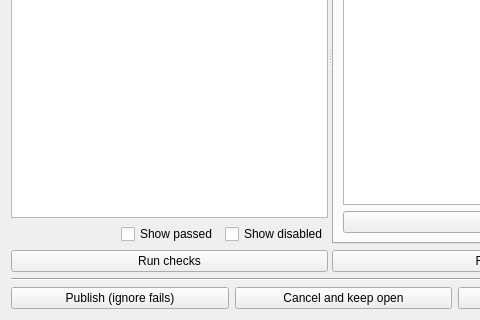
First picture: the form in python/pini/tools/sanity_check/ui/sanity_check.ui, repository CBSDigital/pini-dev, before the edit; both pictures show x 0 to 480 and y 169 to 489 of the 687 by 489 pixel window.
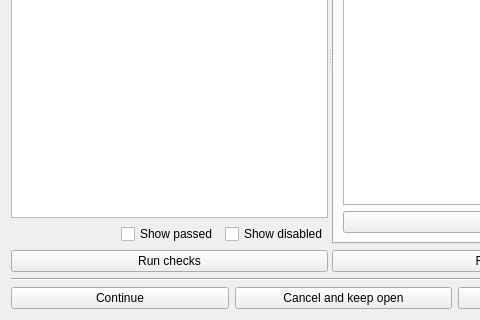
Second picture: the form after the edit. Icons and pictures are not drawn. Custom widgets are drawn as their Qt base class.

Patch:
```diff
--- a/python/pini/tools/sanity_check/ui/sanity_check.ui
+++ b/python/pini/tools/sanity_check/ui/sanity_check.ui
@@ -225,7 +225,7 @@
      <item>
       <widget class="QPushButton" name="Continue">
        <property name="text">
-        <string>Publish (ignore fails)</string>
+        <string>Continue</string>
        </property>
       </widget>
      </item>
```
